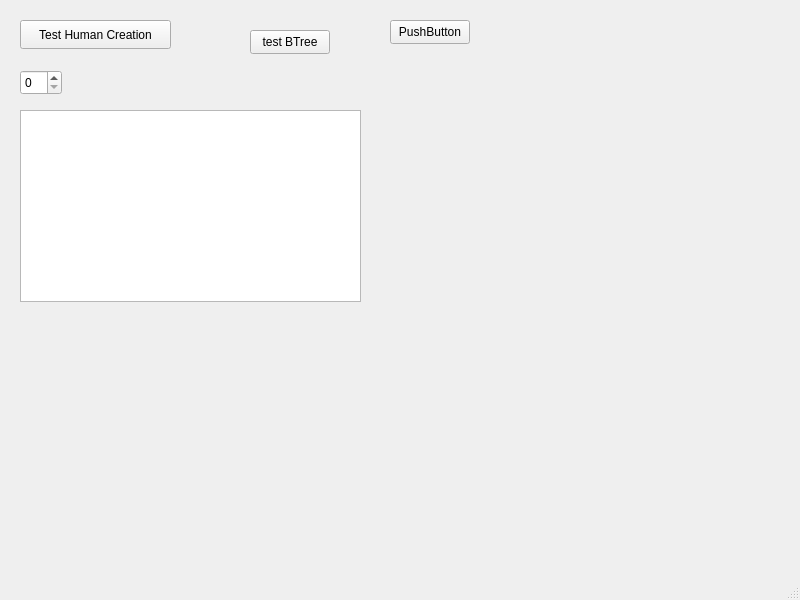
This is BienVsMal/mainwindow.ui in arty4325/IC2001-BienVsMal as Qt 5 draws it before an edit. The edited form follows.
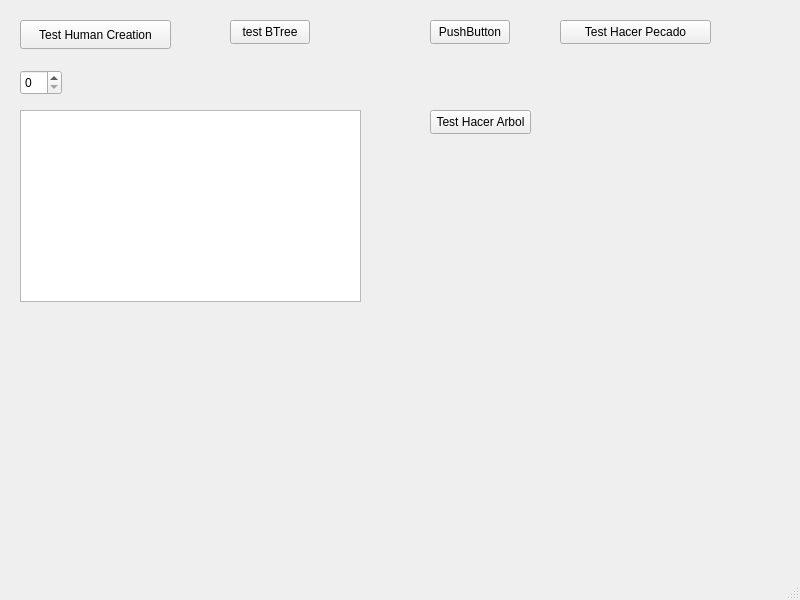
This is the edited form.

What changed in the file:
```diff
--- a/BienVsMal/mainwindow.ui
+++ b/BienVsMal/mainwindow.ui
@@ -30,8 +30,8 @@
    <widget class="QPushButton" name="pushButton_2">
     <property name="geometry">
      <rect>
-      <x>250</x>
-      <y>30</y>
+      <x>230</x>
+      <y>20</y>
       <width>80</width>
       <height>24</height>
      </rect>
@@ -56,7 +56,7 @@
    <widget class="QPushButton" name="pushButton_3">
     <property name="geometry">
      <rect>
-      <x>390</x>
+      <x>430</x>
       <y>20</y>
       <width>80</width>
       <height>24</height>
@@ -86,6 +86,32 @@
 &lt;p style=&quot;-qt-paragraph-type:empty; margin-top:0px; margin-bottom:0px; margin-left:0px; margin-right:0px; -qt-block-indent:0; text-indent:0px;&quot;&gt;&lt;br /&gt;&lt;/p&gt;&lt;/body&gt;&lt;/html&gt;</string>
     </property>
    </widget>
+   <widget class="QPushButton" name="pushButton_4">
+    <property name="geometry">
+     <rect>
+      <x>560</x>
+      <y>20</y>
+      <width>151</width>
+      <height>24</height>
+     </rect>
+    </property>
+    <property name="text">
+     <string>Test Hacer Pecado</string>
+    </property>
+   </widget>
+   <widget class="QPushButton" name="pushButton_5">
+    <property name="geometry">
+     <rect>
+      <x>430</x>
+      <y>110</y>
+      <width>101</width>
+      <height>24</height>
+     </rect>
+    </property>
+    <property name="text">
+     <string>Test Hacer Arbol</string>
+    </property>
+   </widget>
   </widget>
   <widget class="QMenuBar" name="menubar">
    <property name="geometry">
```
Left out of the diff: 2 changed lines with no effect on the pictures.
